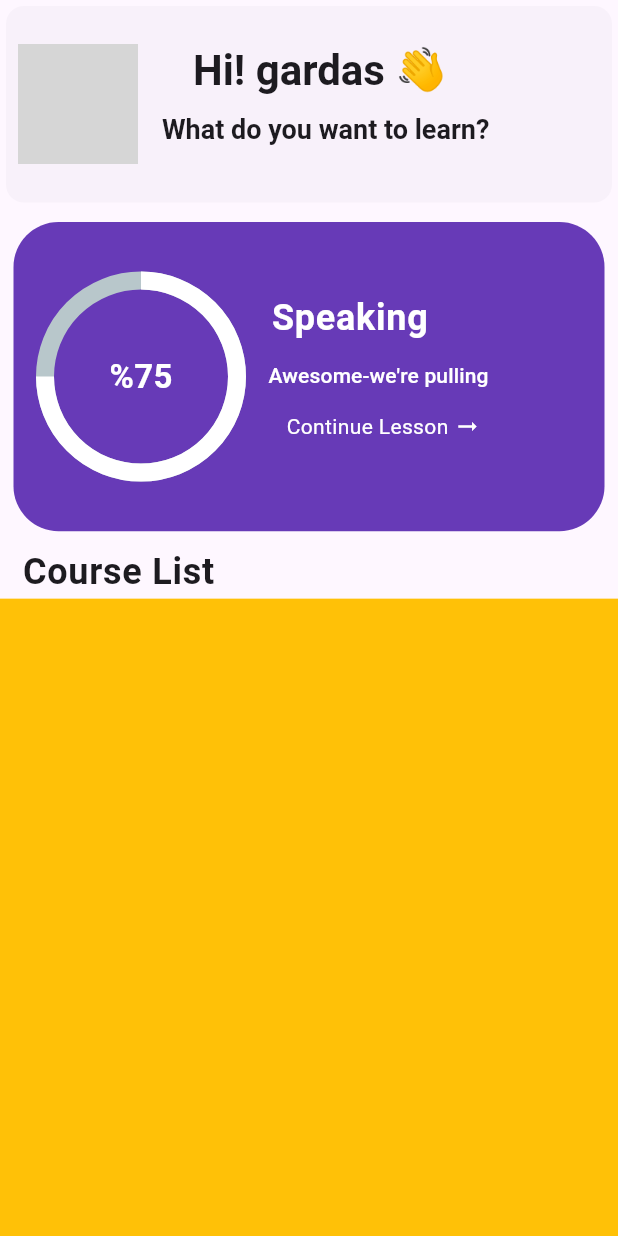
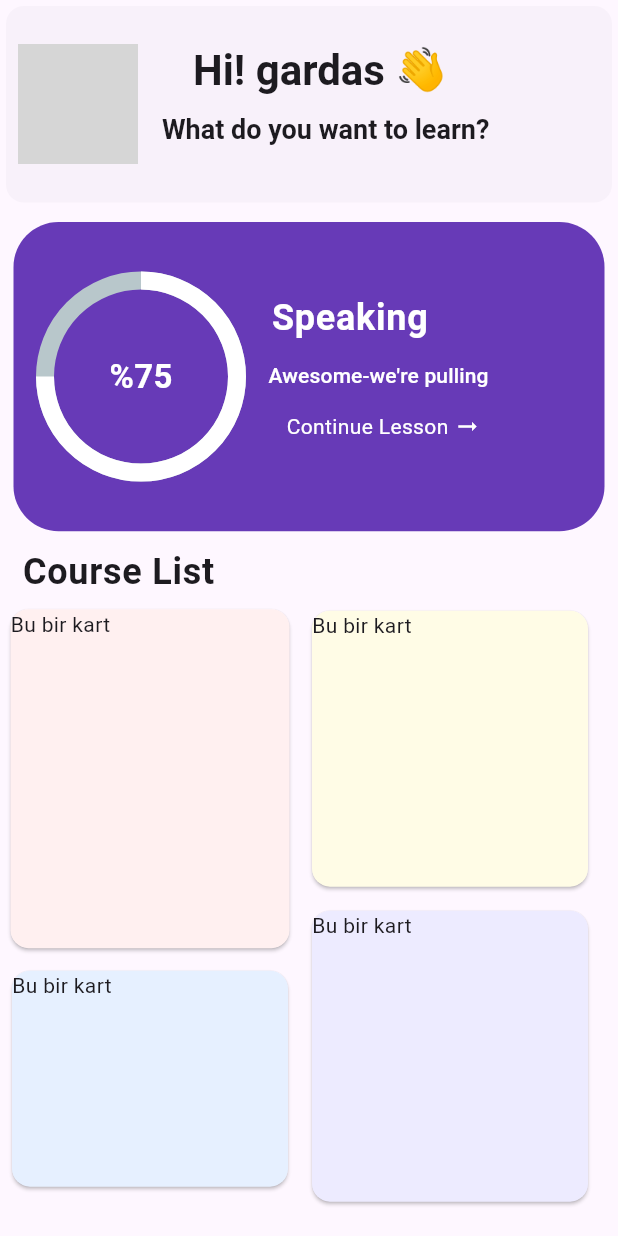
Before and after one commit to uluckabd/flutter_design_draft, a Flutter app: the screen it shows after launch, on a phone screen of 412 x 824 dp. Run offline on Flutter 3.47's test engine with Material 3 defaults, Android fonts, the phone set to English and light mode, and no system bars; drawn by our look-alikes of percent_indicator; network calls fail; grey boxes are pictures that could not be loaded.

Commit message:
kartlar olusturuldu

```diff
--- a/lib/Babble_App/MainPage.dart
+++ b/lib/Babble_App/MainPage.dart
@@ -143,8 +143,72 @@ class _MainpageState extends State<Mainpage> {
             Expanded(
               flex: 55,
               child: Container(
-                width: MediaQuery.of(context).size.width,
-                color: Colors.amber,
+                child: Row(
+                  crossAxisAlignment: CrossAxisAlignment.start,
+                  children: [
+                    Column(
+                      children: [
+                        SizedBox(
+                          width: 200,
+                          height: 240,
+                          child: Padding(
+                            padding: const EdgeInsets.all(3.0),
+                            child: Card(
+                              color: Color(0xFFFFF0F0),
+
+                              child: Text(
+                                'Bu bir kart',
+                              ), // Card'a bir içerik ekledik
+                            ),
+                          ),
+                        ),
+                        SizedBox(
+                          width: 200,
+                          height: 160,
+                          child: Padding(
+                            padding: const EdgeInsets.all(4.0),
+                            child: Card(
+                              color: Color(0xFFE6F0FF),
+                              child: Text(
+                                'Bu bir kart',
+                              ), // Card'a bir içerik ekledik
+                            ),
+                          ),
+                        ),
+                      ],
+                    ),
+                    Column(
+                      children: [
+                        SizedBox(
+                          width: 200,
+                          height: 200,
+                          child: Padding(
+                            padding: const EdgeInsets.all(4.0),
+                            child: Card(
+                              color: Color(0xFFFFFCE6),
+                              child: Text(
+                                'Bu bir kart',
+                              ), // Card'a bir içerik ekledik
+                            ),
+                          ),
+                        ),
+                        SizedBox(
+                          width: 200,
+                          height: 210,
+                          child: Padding(
+                            padding: const EdgeInsets.all(4.0),
+                            child: Card(
+                              color: Color(0xFFEDEBFF),
+                              child: Text(
+                                'Bu bir kart',
+                              ), // Card'a bir içerik ekledik
+                            ),
+                          ),
+                        ),
+                      ],
+                    ),
+                  ],
+                ),
               ),
             ),
           ],
```
